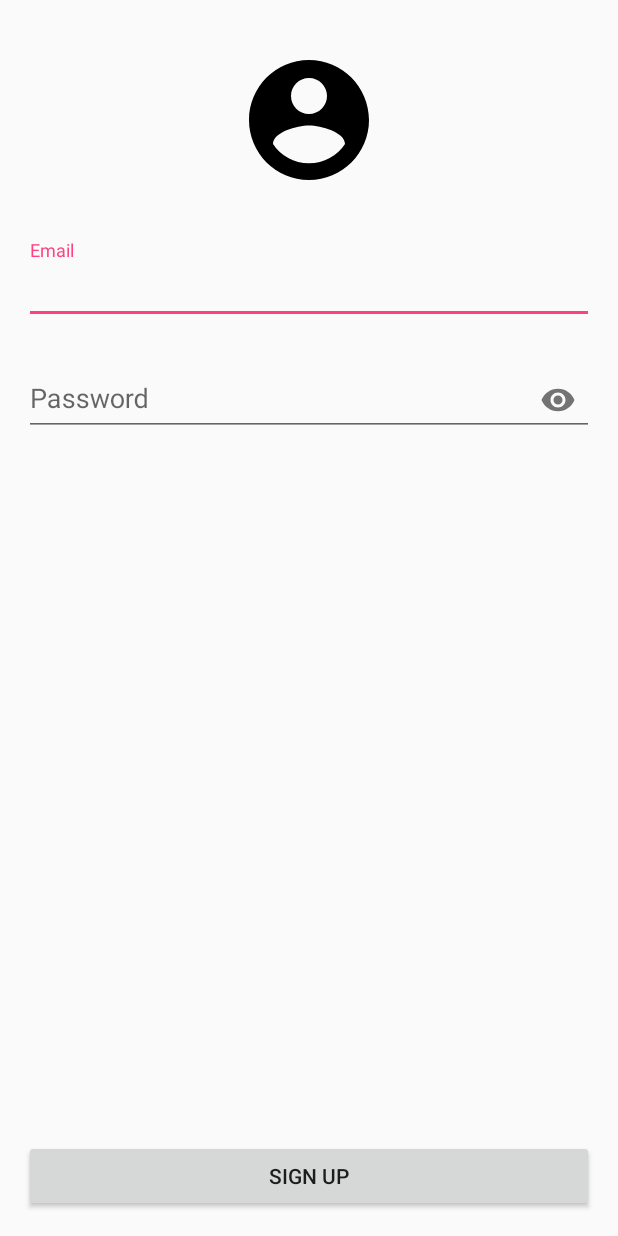
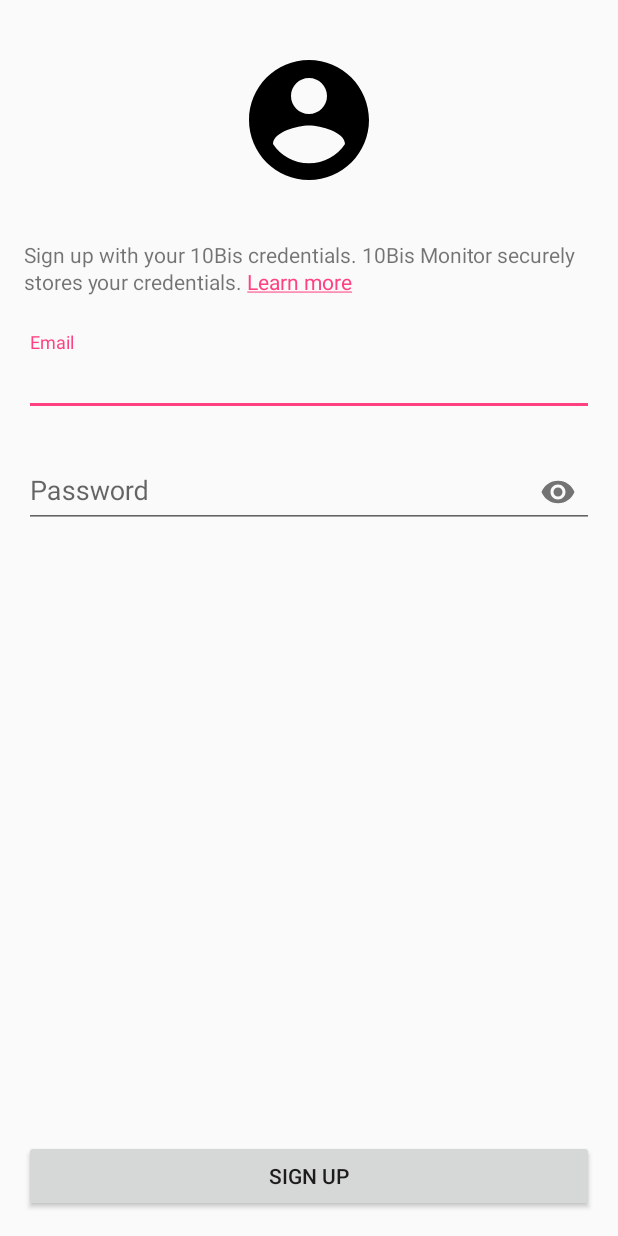
Before and after one commit to ifeins/tenbis-monitor, an Android app: the screen it shows after launch once a user with an empty profile is signed in (SignUpActivity), on a phone screen of 412 x 824 dp. Run offline under Robolectric (Android 15) with nearby library versions, the phone set to English and light mode, and no system bars; our stand-ins replace Firebase (no records; nobody signed in at launch, a user with empty details on screens opened directly); libraries missing offline, so code that uses them is left out: com.firebase.ui.

Commit message:
Added a learn more link to the sign up page.

```diff
--- a/app/src/main/java/com/ifeins/tenbismonit/activities/SignUpActivity.java
+++ b/app/src/main/java/com/ifeins/tenbismonit/activities/SignUpActivity.java
@@ -4,10 +4,17 @@ import android.content.Intent;
 import android.support.annotation.Nullable;
 import android.support.v7.app.AppCompatActivity;
 import android.os.Bundle;
+import android.text.Html;
+import android.text.SpannableString;
+import android.text.SpannableStringBuilder;
+import android.text.Spanned;
 import android.text.TextUtils;
+import android.text.method.LinkMovementMethod;
+import android.text.style.ClickableSpan;
 import android.view.View;
 import android.view.inputmethod.EditorInfo;
 import android.widget.EditText;
+import android.widget.TextView;
 import android.widget.Toast;
 
 import com.google.firebase.auth.FirebaseAuth;
@@ -15,6 +22,7 @@ import com.google.firebase.auth.FirebaseUser;
 import com.ifeins.tenbismonit.R;
 import com.ifeins.tenbismonit.models.User;
 import com.ifeins.tenbismonit.services.TenbisMonitorService;
+import com.ifeins.tenbismonit.utils.UiUtils;
 
 import java.io.IOException;
 
@@ -26,6 +34,7 @@ public class SignUpActivity extends AppCompatActivity {
 
     private EditText mEmailView;
     private EditText mPasswordView;
+    private TextView mSignUpNoticeView;
 
     @Override
     protected void onCreate(Bundle savedInstanceState) {
@@ -41,6 +50,9 @@ public class SignUpActivity extends AppCompatActivity {
             }
             return false;
         });
+        mSignUpNoticeView = findViewById(R.id.text_view_sign_up);
+
+        setUpSignUpNotice();
     }
 
     public void onSignUp(@Nullable View view) {
@@ -83,6 +95,15 @@ public class SignUpActivity extends AppCompatActivity {
         });
     }
 
+    private void setUpSignUpNotice() {
+        UiUtils.setClickableLink(mSignUpNoticeView, getString(R.string.sign_up_notice), new ClickableSpan() {
+            @Override
+            public void onClick(View view) {
+                // TODO: show a dialog
+            }
+        });
+    }
+
     private void showError(String error) {
         Toast.makeText(this, error, Toast.LENGTH_LONG).show();
     }
--- /dev/null
+++ b/app/src/main/java/com/ifeins/tenbismonit/utils/UiUtils.java
@@ -0,0 +1,30 @@
+package com.ifeins.tenbismonit.utils;
+
+import android.graphics.Color;
+import android.support.annotation.NonNull;
+import android.text.Html;
+import android.text.SpannableString;
+import android.text.Spanned;
+import android.text.method.LinkMovementMethod;
+import android.text.style.ClickableSpan;
+import android.widget.TextView;
+
+/**
+ * @author ifeins
+ */
+
+public class UiUtils {
+
+    /**
+     * This method assumes that the text that should be made clickable is surrounded with "<a>" and "</a>" tags.
+     */
+    public static void setClickableLink(@NonNull TextView view, @NonNull String text, @NonNull ClickableSpan span) {
+        int start = text.indexOf("<a>");
+        int end = text.indexOf("</a>") - 3; // minus the "<a>"
+        SpannableString ss = new SpannableString(Html.fromHtml(text));
+        ss.setSpan(span, start, end, Spanned.SPAN_EXCLUSIVE_EXCLUSIVE);
+        view.setHighlightColor(Color.TRANSPARENT);
+        view.setText(ss);
+        view.setMovementMethod(LinkMovementMethod.getInstance());
+    }
+}
--- a/app/src/main/res/layout/activity_sign_up.xml
+++ b/app/src/main/res/layout/activity_sign_up.xml
@@ -18,8 +18,6 @@
         android:layout_marginEnd="16dp"
         app:layout_constraintTop_toTopOf="parent"
         android:layout_marginTop="32dp"
-        android:layout_marginBottom="16dp"
-        app:layout_constraintBottom_toTopOf="@+id/input_layout_email"
         />
 
     <android.support.design.widget.TextInputLayout
@@ -29,9 +27,9 @@
         android:layout_marginStart="16dp"
         app:layout_constraintEnd_toEndOf="parent"
         android:layout_marginEnd="16dp"
-        app:layout_constraintTop_toBottomOf="@id/image_view_profile"
-        android:layout_marginTop="32dp"
-        android:id="@+id/input_layout_email">
+        android:id="@+id/input_layout_email"
+        android:layout_marginTop="24dp"
+        app:layout_constraintTop_toBottomOf="@+id/text_view_sign_up">
 
         <android.support.design.widget.TextInputEditText
             android:layout_width="match_parent"
@@ -76,4 +74,17 @@
         android:layout_marginBottom="16dp"
         android:onClick="onSignUp"/>
 
+    <TextView
+        android:text="@string/sign_up_notice"
+        android:layout_width="0dp"
+        android:layout_height="wrap_content"
+        android:id="@+id/text_view_sign_up"
+        android:layout_marginTop="32dp"
+        app:layout_constraintTop_toBottomOf="@+id/image_view_profile"
+        app:layout_constraintStart_toStartOf="parent"
+        android:layout_marginStart="16dp"
+        android:layout_marginEnd="16dp"
+        app:layout_constraintEnd_toEndOf="parent"
+        android:lineSpacingExtra="2sp"/>
+
 </android.support.constraint.ConstraintLayout>
--- a/app/src/main/res/values/strings.xml
+++ b/app/src/main/res/values/strings.xml
@@ -16,4 +16,5 @@
     <string name="coming_soon">Coming soon!</string>
     <string name="menu_item_sync">Sync</string>
     <string name="menu_item_sign_out">Sign out</string>
+    <string name="sign_up_notice"><![CDATA[Sign up with your 10Bis credentials. 10Bis Monitor securely stores your credentials. <a>Learn more</a>]]></string>
 </resources>
```
